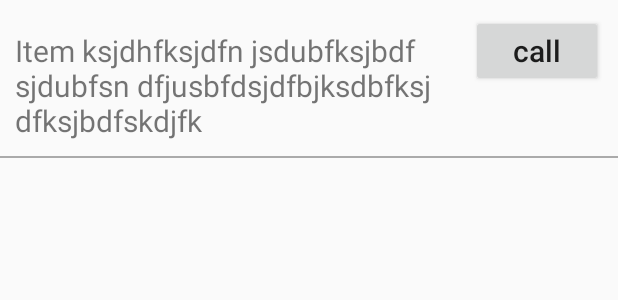
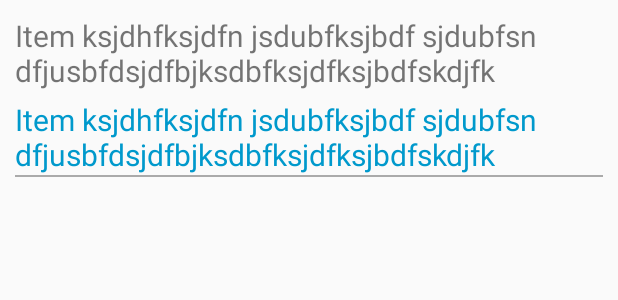
Before and after one commit to iTamilan/android_phone, an Android app: the layout item_contacts_view.xml on its own in the app's theme, with its tools: preview values and no code run, on a phone screen of 412 x 824 dp. Shown: the top 300 px of the screen. Run offline under Robolectric (Android 15) with nearby library versions, the phone set to English and light mode, and no system bars.

```diff
--- a/app/src/main/java/com/itamilan/phone/TabActivity.kt
+++ b/app/src/main/java/com/itamilan/phone/TabActivity.kt
@@ -17,7 +17,7 @@ class TabActivity : AppCompatActivity() {
         when (item.itemId) {
             R.id.navigation_favourites -> {
                 setUpTootBarTitle(R.string.title_favourites)
-                contactsView?.visibility = View.VISIBLE
+                contactsView?.visibility = View.INVISIBLE
                 return@OnNavigationItemSelectedListener true
             }
             R.id.navigation_recents -> {
@@ -26,7 +26,7 @@ class TabActivity : AppCompatActivity() {
                 return@OnNavigationItemSelectedListener true
             }
             R.id.navigation_contacts -> {
-                contactsView?.visibility = View.INVISIBLE
+                contactsView?.visibility = View.VISIBLE
                 setUpTootBarTitle(R.string.title_contacts)
                 return@OnNavigationItemSelectedListener true
             }
@@ -47,7 +47,7 @@ class TabActivity : AppCompatActivity() {
         container.addView(contactsView)
         contactsView?.refreshContacts()
 
-        navigation.selectedItemId = R.id.navigation_recents
+        navigation.selectedItemId = R.id.navigation_contacts
         setUpTootBarTitle(R.string.title_recents)
 
         navigation.setOnNavigationItemSelectedListener(mOnNavigationItemSelectedListener)
--- a/app/src/main/java/com/itamilan/phone/view/ContactsView.kt
+++ b/app/src/main/java/com/itamilan/phone/view/ContactsView.kt
@@ -9,6 +9,7 @@ import com.itamilan.phone.R
 import com.itamilan.phone.adapter.ContactsRecyclerViewAdapter
 import com.itamilan.phone.model.Contact
 import com.itamilan.phone.model.ContactFetcher
+import com.itamilan.phone.model.ContactFilter
 import kotlinx.android.synthetic.main.view_list.view.*
 
 class ContactsView(context: Context) : LinearLayout(context) {
@@ -34,6 +35,9 @@ class ContactsView(context: Context) : LinearLayout(context) {
 
     fun refreshContacts() {
         contacts = ContactFetcher(context).fetchAll()
-        contactsAdapter?.updateData(contacts)
+
+        val filetersContacts: ArrayList<Contact> = ContactFilter(contacts).fileterContacts("ohit")
+
+        contactsAdapter?.updateData(filetersContacts)
     }
 }
--- a/app/src/main/res/layout/item_contacts_view.xml
+++ b/app/src/main/res/layout/item_contacts_view.xml
@@ -2,31 +2,24 @@
 <LinearLayout xmlns:android="http://schemas.android.com/apk/res/android"
     android:layout_width="match_parent"
     android:layout_height="wrap_content"
+    android:layout_margin="10dp"
     android:orientation="vertical">
-
-    <LinearLayout
-        android:layout_width="match_parent"
-        android:layout_height="wrap_content" android:layout_marginBottom="10dp">
-
     <TextView
-            android:id="@+id/textView"
+        android:id="@+id/nameTextView"
         android:layout_width="wrap_content"
         android:layout_height="wrap_content"
-            android:layout_margin="10dp"
         android:layout_weight="1"
         android:text="Item ksjdhfksjdfn jsdubfksjbdf sjdubfsn dfjusbfdsjdfbjksdbfksjdfksjbdfskdjfk"
         android:textSize="20sp" />
-
-        <Button
-            android:id="@+id/detailTextView"
+    <TextView
+        android:id="@+id/phoneTextView"
         android:layout_width="wrap_content"
         android:layout_height="wrap_content"
-            android:layout_margin="10dp"
-            android:text="call"
-            android:textAllCaps="false"
+        android:layout_marginTop="5dp"
+        android:layout_weight="1"
+        android:text="Item ksjdhfksjdfn jsdubfksjbdf sjdubfsn dfjusbfdsjdfbjksdbfksjdfksjbdfskdjfk"
+        android:textColor="@android:color/holo_blue_dark"
         android:textSize="20sp" />
-    </LinearLayout>
-
     <View
         android:layout_width="match_parent"
         android:layout_height="1dp"
```
Also changed, not shown: app/src/main/java/com/itamilan/phone/adapter/ContactsRecyclerViewAdapter.kt (+26 -6 lines), app/src/main/java/com/itamilan/phone/model/ContactFilter.kt (+45 -1 lines). Lines whose indentation alone changed are shown as unchanged.
